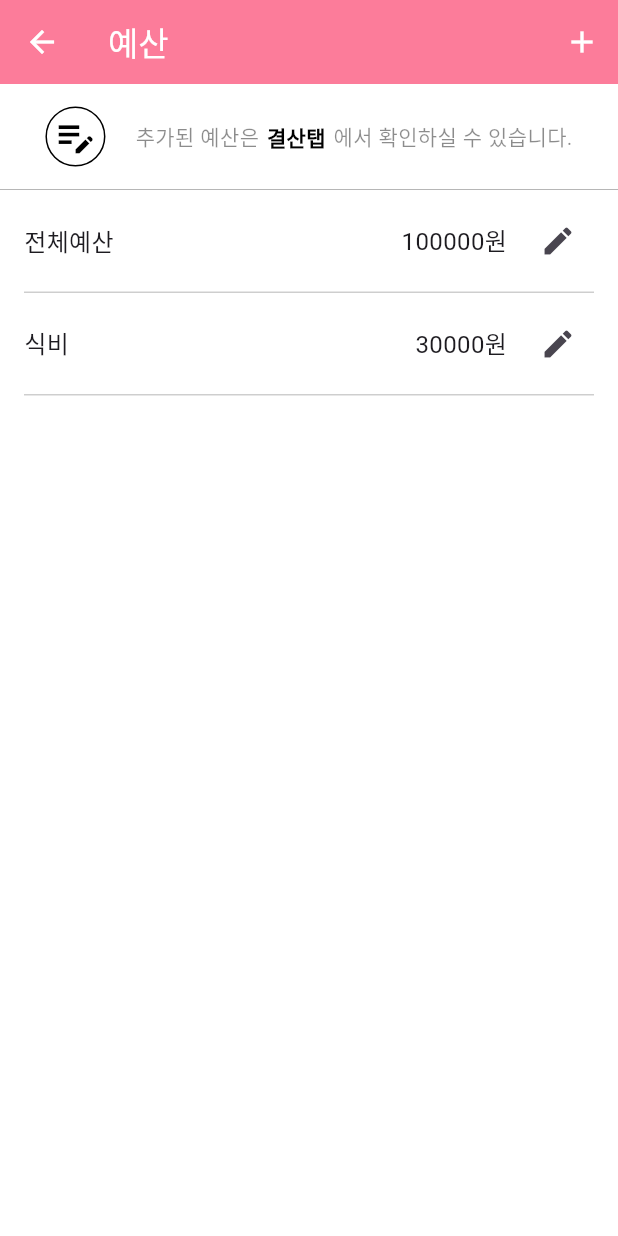
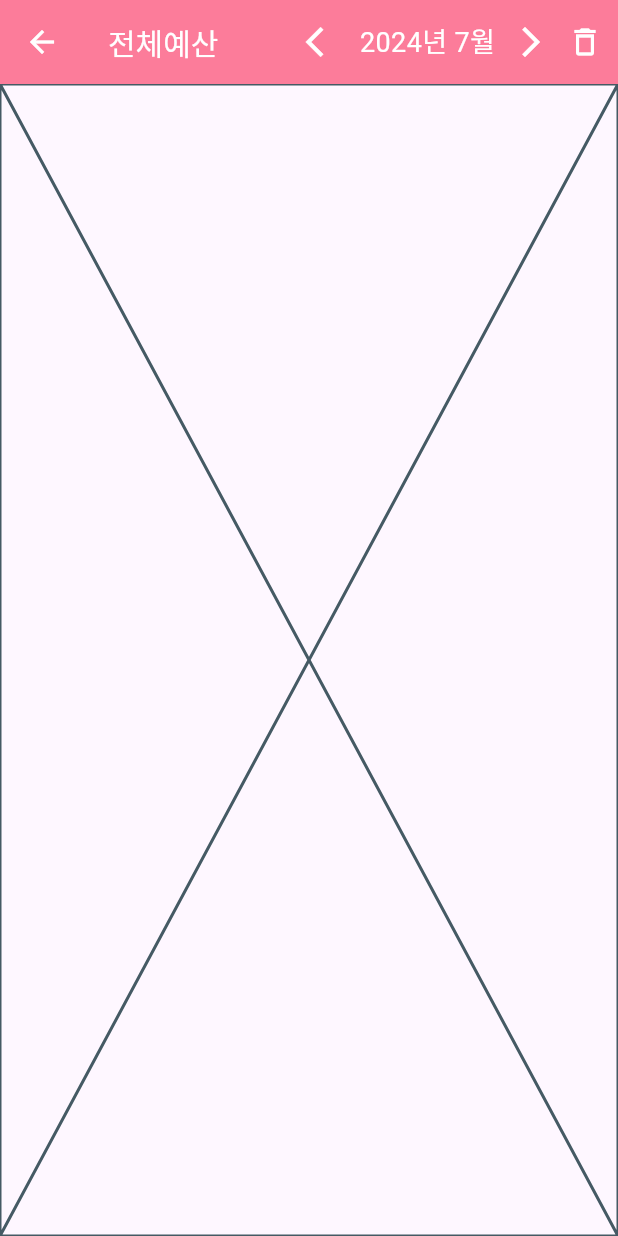
Before and after one commit to greenpig4b/pink-project-flutter, a Flutter app: the BudgetDetail screen opened directly, after a tap on the "edit" icon, on a phone screen of 412 x 824 dp. Run offline on Flutter 3.47's test engine with Material 3 defaults, Android fonts, the phone set to English and light mode, and no system bars; our stand-ins replace dio, fl_chart, flutter_riverpod, flutter_secure_storage, flutter_svg, font_awesome_flutter and 1 more; accounts and stored records are empty.

Commit message:
result/budget/edit/appbar

```diff
--- a/lib/ui/main/result/components/budget/budget_detail.dart
+++ b/lib/ui/main/result/components/budget/budget_detail.dart
@@ -1,7 +1,7 @@
 import 'package:flutter/material.dart';
 import 'package:pinkpig_project_flutter/ui/main/result/components/budget/budget_app_bar.dart';
 import 'package:pinkpig_project_flutter/ui/main/result/components/budget/budget_detail_info.dart';
-
+import 'package:pinkpig_project_flutter/ui/main/result/components/budget/budget_edit.dart'; // BudgetEdit 페이지 import
 import '../../data/result_budget_dummy.dart';
 
 class BudgetDetail extends StatelessWidget {
@@ -43,7 +43,13 @@
                               IconButton(
                                 icon: Icon(Icons.edit),
                                 onPressed: () {
-                                  // 수정 버튼을 눌렀을 때 동작할 코드 작성
+                                  Navigator.push(
+                                    context,
+                                    MaterialPageRoute(
+                                      builder: (context) =>
+                                          BudgetEdit(category: category),
+                                    ),
+                                  );
                                 },
                               ),
                             ],
--- /dev/null
+++ b/lib/ui/main/result/components/budget/budget_edit.dart
@@ -0,0 +1,17 @@
+import 'package:flutter/material.dart';
+import 'package:pinkpig_project_flutter/ui/main/result/components/budget/budget_edit_app_bar.dart';
+import 'package:pinkpig_project_flutter/ui/main/result/components/budget/budget_edit_info.dart';
+
+class BudgetEdit extends StatelessWidget {
+  final String category;
+
+  const BudgetEdit({Key? key, required this.category}) : super(key: key);
+
+  @override
+  Widget build(BuildContext context) {
+    return Scaffold(
+      appBar: BudgetEditAppBar(category: category), // 카테고리 전달
+      body: BudgetEditInfo(),
+    );
+  }
+}
--- /dev/null
+++ b/lib/ui/main/result/components/budget/budget_edit_app_bar.dart
@@ -0,0 +1,56 @@
+import 'package:flutter/material.dart';
+import 'package:flutter_riverpod/flutter_riverpod.dart';
+import 'package:intl/intl.dart';
+
+import '../../../transaction/daily/viewmodel/transaction_calender_viewmodel.dart';
+
+final calendarProvider = StateNotifierProvider<CalendarViewmodel, DateTime>((ref) {
+  return CalendarViewmodel();
+});
+
+class BudgetEditAppBar extends ConsumerWidget implements PreferredSizeWidget {
+  final String category; // 수정된 부분: 카테고리를 받을 변수 추가
+
+  const BudgetEditAppBar({Key? key, required this.category}) : super(key: key);
+
+  @override
+  Widget build(BuildContext context, WidgetRef ref) {
+    final selectedDate = ref.watch(calendarProvider);
+
+    return AppBar(
+      backgroundColor: Color(0xFFFC7C9A),
+      title: Text(category, style: TextStyle(color: Colors.white, fontSize: 20),), // 수정된 부분: 카테고리를 제목으로 설정
+      iconTheme: IconThemeData(color: Colors.white),
+      actions: [
+        Row(
+          mainAxisAlignment: MainAxisAlignment.start,
+          children: [
+            IconButton(
+              icon: Icon(Icons.arrow_back_ios, color: Colors.white),
+              onPressed: () => ref.read(calendarProvider.notifier).prevMonth(),
+            ),
+            Text(
+              DateFormat.yMMMM('ko_KR').format(selectedDate),
+              style: TextStyle(fontSize: 18, color: Colors.white),
+            ),
+            IconButton(
+              icon: Icon(Icons.arrow_forward_ios, color: Colors.white),
+              onPressed: () => ref.read(calendarProvider.notifier).nextMonth(),
+            ),
+          ],
+        ),
+        Padding(
+          padding: const EdgeInsets.only(right: 10.0),
+          child: const Row(
+            children: [
+              Icon(Icons.delete_outline, color: Colors.white),
+            ],
+          ),
+        ),
+      ],
+    );
+  }
+
+  @override
+  Size get preferredSize => Size.fromHeight(kToolbarHeight);
+}
--- /dev/null
+++ b/lib/ui/main/result/components/budget/budget_edit_info.dart
@@ -0,0 +1,10 @@
+import 'package:flutter/material.dart';
+
+class BudgetEditInfo extends StatelessWidget {
+  const BudgetEditInfo({super.key});
+
+  @override
+  Widget build(BuildContext context) {
+    return const Placeholder();
+  }
+}
```
